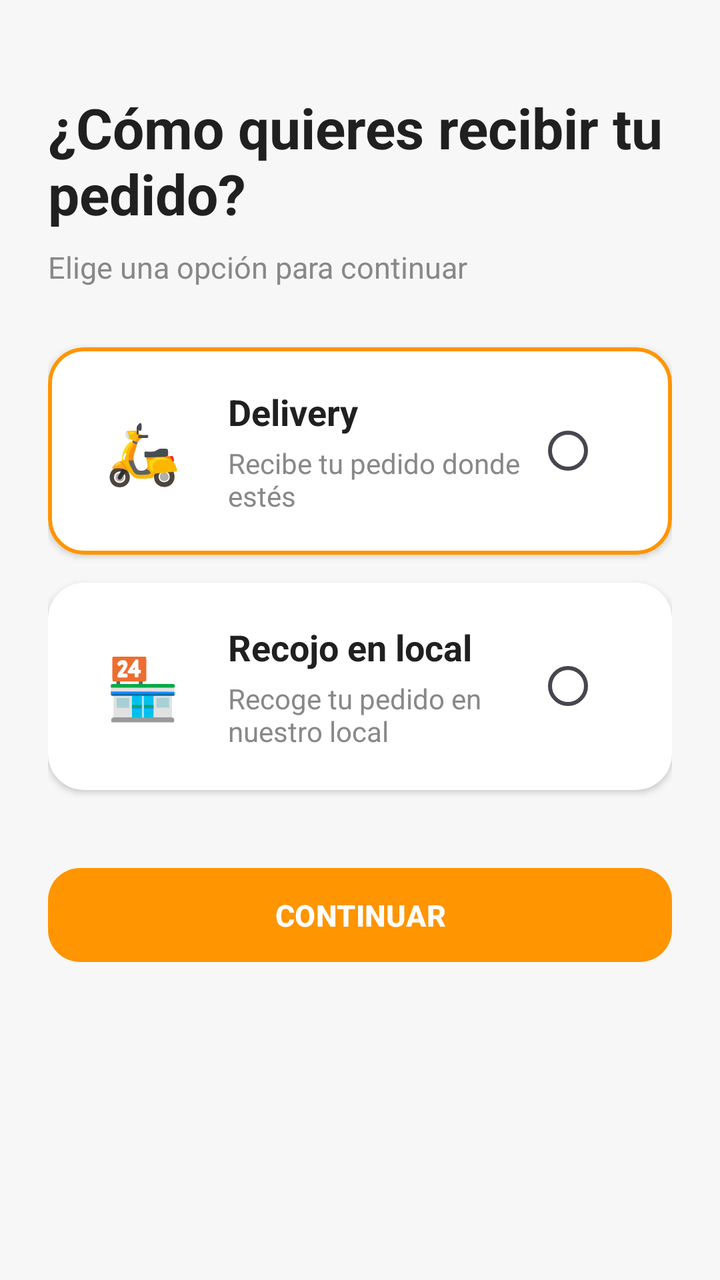
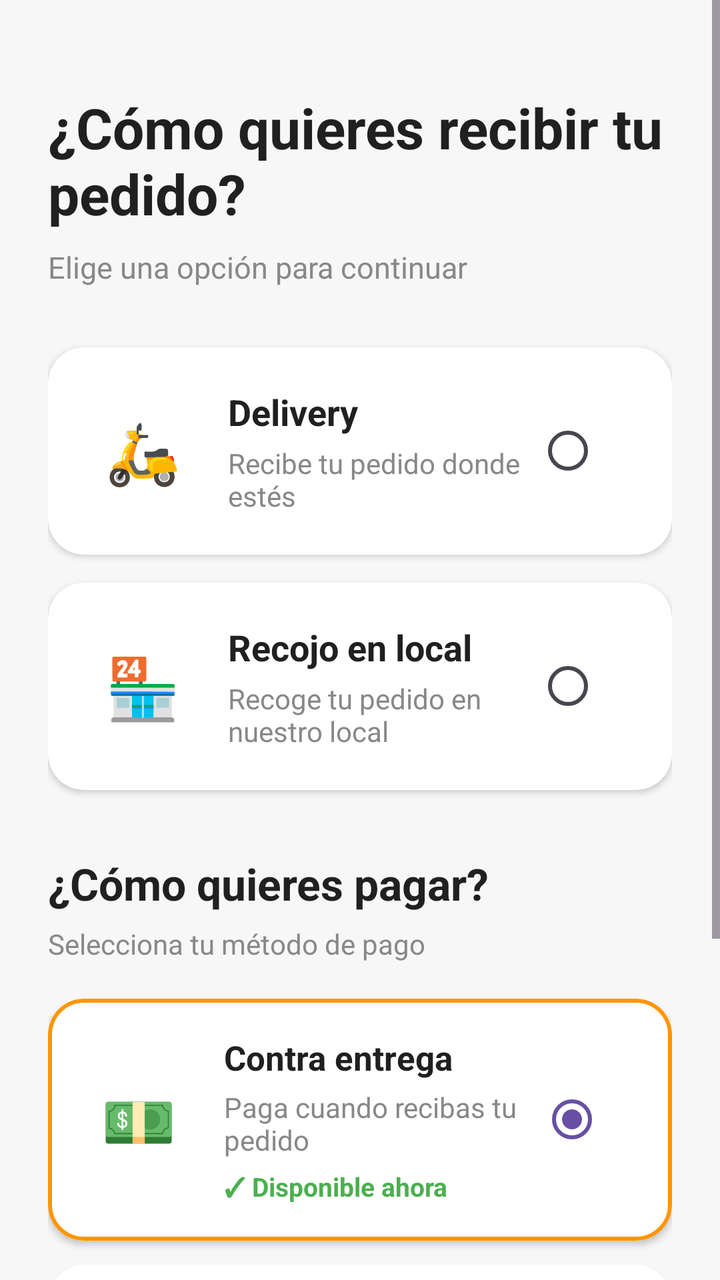

Screens rendered from an Android XML layout before and after an edit, with the pre-edit source and the edit as a unified diff.
<!-- AndroidManifest.xml: application theme Theme.AppZetaR -->
<!-- res/layout/activity_entrega.xml -->
<?xml version="1.0" encoding="utf-8"?>
<FrameLayout
    xmlns:android="http://schemas.android.com/apk/res/android"
    xmlns:app="http://schemas.android.com/apk/res-auto"
    android:id="@+id/main"
    android:layout_width="match_parent"
    android:layout_height="match_parent"
    android:background="#F7F7F7">

    <ScrollView
        android:layout_width="match_parent"
        android:layout_height="match_parent"
        android:fillViewport="true">

        <LinearLayout
            android:layout_width="match_parent"
            android:layout_height="wrap_content"
            android:orientation="vertical"
            android:paddingStart="24dp"
            android:paddingTop="45dp"
            android:paddingEnd="24dp"
            android:paddingBottom="30dp">

            

            <TextView
                android:layout_width="wrap_content"
                android:layout_height="wrap_content"
                android:text="¿Cómo quieres recibir tu pedido?"
                android:textColor="#202020"
                android:textSize="28sp"
                android:textStyle="bold" />

            <TextView
                android:layout_width="wrap_content"
                android:layout_height="wrap_content"
                android:layout_marginTop="8dp"
                android:text="Elige una opción para continuar"
                android:textColor="#888888"
                android:textSize="15sp" />


            

            <com.google.android.material.card.MaterialCardView
                android:id="@+id/cardDelivery"
                android:layout_width="match_parent"
                android:layout_height="wrap_content"
                android:layout_marginTop="30dp"
                app:cardBackgroundColor="#FFFFFF"
                app:cardCornerRadius="18dp"
                app:cardElevation="2dp"
                app:strokeColor="#FF9500"
                app:strokeWidth="2dp">

                <LinearLayout
                    android:layout_width="match_parent"
                    android:layout_height="wrap_content"
                    android:gravity="center_vertical"
                    android:orientation="horizontal"
                    android:padding="20dp">

                    <TextView
                        android:layout_width="55dp"
                        android:layout_height="55dp"
                        android:gravity="center"
                        android:text="🛵"
                        android:textSize="30sp" />

                    <LinearLayout
                        android:layout_width="0dp"
                        android:layout_height="wrap_content"
                        android:layout_marginStart="15dp"
                        android:layout_weight="1"
                        android:orientation="vertical">

                        <TextView
                            android:layout_width="wrap_content"
                            android:layout_height="wrap_content"
                            android:text="Delivery"
                            android:textColor="#202020"
                            android:textSize="18sp"
                            android:textStyle="bold" />

                        <TextView
                            android:layout_width="wrap_content"
                            android:layout_height="wrap_content"
                            android:layout_marginTop="4dp"
                            android:text="Recibe tu pedido donde estés"
                            android:textColor="#888888"
                            android:textSize="14sp" />

                    </LinearLayout>

                    <RadioButton
                        android:id="@+id/rbDelivery"
                        android:layout_width="wrap_content"
                        android:layout_height="wrap_content" />

                </LinearLayout>

            </com.google.android.material.card.MaterialCardView>


            

            <com.google.android.material.card.MaterialCardView
                android:id="@+id/cardRecojo"
                android:layout_width="match_parent"
                android:layout_height="wrap_content"
                android:layout_marginTop="14dp"
                app:cardBackgroundColor="#FFFFFF"
                app:cardCornerRadius="18dp"
                app:cardElevation="2dp"
                app:strokeWidth="0dp">

                <LinearLayout
                    android:layout_width="match_parent"
                    android:layout_height="wrap_content"
                    android:gravity="center_vertical"
                    android:orientation="horizontal"
                    android:padding="20dp">

                    <TextView
                        android:layout_width="55dp"
                        android:layout_height="55dp"
                        android:gravity="center"
                        android:text="🏪"
                        android:textSize="30sp" />

                    <LinearLayout
                        android:layout_width="0dp"
                        android:layout_height="wrap_content"
                        android:layout_marginStart="15dp"
                        android:layout_weight="1"
                        android:orientation="vertical">

                        <TextView
                            android:layout_width="wrap_content"
                            android:layout_height="wrap_content"
                            android:text="Recojo en local"
                            android:textColor="#202020"
                            android:textSize="18sp"
                            android:textStyle="bold" />

                        <TextView
                            android:layout_width="wrap_content"
                            android:layout_height="wrap_content"
                            android:layout_marginTop="4dp"
                            android:text="Recoge tu pedido en nuestro local"
                            android:textColor="#888888"
                            android:textSize="14sp" />

                    </LinearLayout>

                    <RadioButton
                        android:id="@+id/rbRecojo"
                        android:layout_width="wrap_content"
                        android:layout_height="wrap_content" />

                </LinearLayout>

            </com.google.android.material.card.MaterialCardView>


            

            <com.google.android.material.button.MaterialButton
                android:id="@+id/btnContinuarEntrega"
                android:layout_width="match_parent"
                android:layout_height="55dp"
                android:layout_marginTop="35dp"
                android:text="CONTINUAR"
                android:textColor="#FFFFFF"
                android:textSize="15sp"
                android:textStyle="bold"
                app:backgroundTint="#FF9500"
                app:cornerRadius="16dp" />

        </LinearLayout>

    </ScrollView>

</FrameLayout>
<!-- resources referenced by this layout -->
<resources>
  <style name="Theme.AppZetaR" parent="Base.Theme.AppZetaR" />
  <style name="Base.Theme.AppZetaR" parent="Theme.Material3.DayNight.NoActionBar">
          
          
      </style>
</resources>

<!-- the commit's change to res/layout/activity_entrega.xml (unified diff, before → after) -->
@@ -22,6 +22,8 @@
             android:paddingBottom="30dp">
 
             
+            
+            
 
             <TextView
                 android:layout_width="wrap_content"
@@ -40,6 +42,8 @@
                 android:textSize="15sp" />
 
 
+            
+            
             
 
             <com.google.android.material.card.MaterialCardView
@@ -51,7 +55,7 @@
                 app:cardCornerRadius="18dp"
                 app:cardElevation="2dp"
                 app:strokeColor="#FF9500"
-                app:strokeWidth="2dp">
+                app:strokeWidth="0dp">
 
                 <LinearLayout
                     android:layout_width="match_parent"
@@ -103,6 +107,8 @@
 
 
             
+            
+            
 
             <com.google.android.material.card.MaterialCardView
                 android:id="@+id/cardRecojo"
@@ -112,6 +118,7 @@
                 app:cardBackgroundColor="#FFFFFF"
                 app:cardCornerRadius="18dp"
                 app:cardElevation="2dp"
+                app:strokeColor="#FF9500"
                 app:strokeWidth="0dp">
 
                 <LinearLayout
@@ -163,6 +170,179 @@
             </com.google.android.material.card.MaterialCardView>
 
 
+            
+            
+            
+
+            <TextView
+                android:layout_width="wrap_content"
+                android:layout_height="wrap_content"
+                android:layout_marginTop="32dp"
+                android:text="¿Cómo quieres pagar?"
+                android:textColor="#202020"
+                android:textSize="22sp"
+                android:textStyle="bold" />
+
+            <TextView
+                android:layout_width="wrap_content"
+                android:layout_height="wrap_content"
+                android:layout_marginTop="6dp"
+                android:text="Selecciona tu método de pago"
+                android:textColor="#888888"
+                android:textSize="14sp" />
+
+
+            
+            
+            
+
+            <com.google.android.material.card.MaterialCardView
+                android:id="@+id/cardContraEntrega"
+                android:layout_width="match_parent"
+                android:layout_height="wrap_content"
+                android:layout_marginTop="18dp"
+                app:cardBackgroundColor="#FFFFFF"
+                app:cardCornerRadius="18dp"
+                app:cardElevation="2dp"
+                app:strokeColor="#FF9500"
+                app:strokeWidth="2dp">
+
+                <LinearLayout
+                    android:layout_width="match_parent"
+                    android:layout_height="wrap_content"
+                    android:gravity="center_vertical"
+                    android:orientation="horizontal"
+                    android:padding="18dp">
+
+                    <TextView
+                        android:layout_width="55dp"
+                        android:layout_height="55dp"
+                        android:gravity="center"
+                        android:text="💵"
+                        android:textSize="30sp" />
+
+                    <LinearLayout
+                        android:layout_width="0dp"
+                        android:layout_height="wrap_content"
+                        android:layout_marginStart="15dp"
+                        android:layout_weight="1"
+                        android:orientation="vertical">
+
+                        <TextView
+                            android:layout_width="wrap_content"
+                            android:layout_height="wrap_content"
+                            android:text="Contra entrega"
+                            android:textColor="#202020"
+                            android:textSize="17sp"
+                            android:textStyle="bold" />
+
+                        <TextView
+                            android:layout_width="wrap_content"
+                            android:layout_height="wrap_content"
+                            android:layout_marginTop="4dp"
+                            android:text="Paga cuando recibas tu pedido"
+                            android:textColor="#888888"
+                            android:textSize="14sp" />
+
+                        <TextView
+                            android:layout_width="wrap_content"
+                            android:layout_height="wrap_content"
+                            android:layout_marginTop="5dp"
+                            android:text="✓ Disponible ahora"
+                            android:textColor="#4CAF50"
+                            android:textSize="13sp"
+                            android:textStyle="bold" />
+
+                    </LinearLayout>
+
+                    <RadioButton
+                        android:id="@+id/rbContraEntrega"
+                        android:layout_width="wrap_content"
+                        android:layout_height="wrap_content"
+                        android:checked="true" />
+
+                </LinearLayout>
+
+            </com.google.android.material.card.MaterialCardView>
+
+
+            
+            
+            
+
+            <com.google.android.material.card.MaterialCardView
+                android:id="@+id/cardYape"
+                android:layout_width="match_parent"
+                android:layout_height="wrap_content"
+                android:layout_marginTop="12dp"
+                app:cardBackgroundColor="#FFFFFF"
+                app:cardCornerRadius="18dp"
+                app:cardElevation="2dp"
+                app:strokeWidth="0dp">
+
+                <LinearLayout
+                    android:layout_width="match_parent"
+                    android:layout_height="wrap_content"
+                    android:gravity="center_vertical"
+                    android:orientation="horizontal"
+                    android:padding="18dp">
+
+                    <TextView
+                        android:layout_width="55dp"
+                        android:layout_height="55dp"
+                        android:gravity="center"
+                        android:text="📱"
+                        android:textSize="30sp" />
+
+                    <LinearLayout
+                        android:layout_width="0dp"
+                        android:layout_height="wrap_content"
+                        android:layout_marginStart="15dp"
+                        android:layout_weight="1"
+                        android:orientation="vertical">
+
+                        <TextView
+                            android:layout_width="wrap_content"
+                            android:layout_height="wrap_content"
+                            android:text="Pagar con Yape"
+                            android:textColor="#202020"
+                            android:textSize="17sp"
+                            android:textStyle="bold" />
+
+                        <TextView
+                            android:layout_width="wrap_content"
+                            android:layout_height="wrap_content"
+                            android:layout_marginTop="4dp"
+                            android:text="Paga directamente desde tu celular"
+                            android:textColor="#888888"
+                            android:textSize="14sp" />
+
+                        <TextView
+                            android:layout_width="wrap_content"
+                            android:layout_height="wrap_content"
+                            android:layout_marginTop="5dp"
+                            android:text="🔜 Próximamente"
+                            android:textColor="#FF9500"
+                            android:textSize="13sp"
+                            android:textStyle="bold" />
+
+                    </LinearLayout>
+
+                    <RadioButton
+                        android:id="@+id/rbYape"
+                        android:layout_width="wrap_content"
+                        android:layout_height="wrap_content"
+                        android:clickable="false"
+                        android:focusable="false"
+                        android:alpha="0.5" />
+
+                </LinearLayout>
+
+            </com.google.android.material.card.MaterialCardView>
+
+
+            
+            
             
 
             <com.google.android.material.button.MaterialButton
